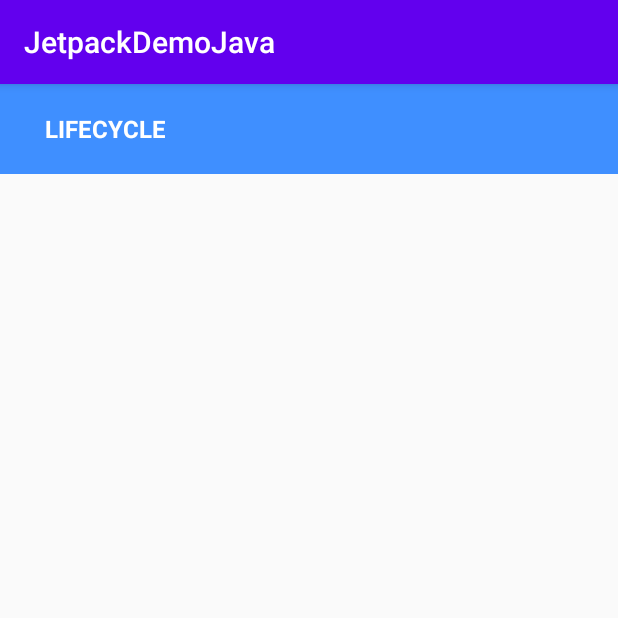
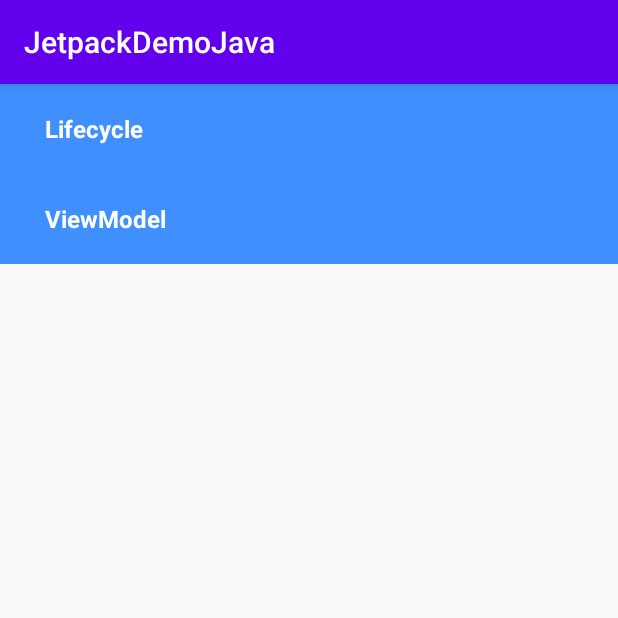
Before and after one commit to crazyandcoder/jetpack, an Android app: the screen it shows after launch (MainActivity), on a phone screen of 412 x 824 dp, the top half of it. Run offline under Robolectric (Android 15) with nearby library versions, the phone set to English and light mode, and no system bars; libraries missing offline, so code that uses them is left out: com.socks.library; 1 statement that could not run was skipped.

Commit message:
add viewmodel gradle

```diff
--- a/app/build.gradle
+++ b/app/build.gradle
@@ -28,6 +28,7 @@ dependencies {
     implementation 'androidx.constraintlayout:constraintlayout:2.0.2'
     implementation 'androidx.recyclerview:recyclerview:1.2.0-alpha06'
     implementation 'androidx.lifecycle:lifecycle-extensions:2.2.0'
+    implementation 'androidx.lifecycle:lifecycle-viewmodel:2.2.0'
     testImplementation 'junit:junit:4.12'
     implementation 'com.github.zhaokaiqiang.klog:library:1.6.0'
     androidTestImplementation 'androidx.test.ext:junit:1.1.2'
--- a/app/src/main/java/com/crazyandcoder/top/jetpackdemojava/MainActivity.java
+++ b/app/src/main/java/com/crazyandcoder/top/jetpackdemojava/MainActivity.java
@@ -38,7 +38,9 @@ public class MainActivity extends AppCompatActivity {
         jetpackAdapter.setOnItemClickListener(new JetpackAdapter.OnItemClickListener() {
             @Override
             public void onClick(int position, JetpackItemBean item) {
-                startActivity(new Intent(MainActivity.this, clsList.get(item.getType())));
+                if (clsList.get(item.getType()) != null) {
+                    startActivity(new Intent(MainActivity.this, clsList.get(item.getType())));
+                }
             }
         });
 
--- a/app/src/main/java/com/crazyandcoder/top/jetpackdemojava/jetpack/test.java
+++ /dev/null
@@ -1,4 +0,0 @@
-package com.crazyandcoder.top.jetpackdemojava.jetpack;
-
-public class test {
-}
--- a/app/src/main/java/com/crazyandcoder/top/jetpackdemojava/utils/DataSourceUtils.java
+++ b/app/src/main/java/com/crazyandcoder/top/jetpackdemojava/utils/DataSourceUtils.java
@@ -11,7 +11,8 @@ import java.util.List;
 public class DataSourceUtils {
     public static List<JetpackItemBean> getJetpackItems() {
         List<JetpackItemBean> list = new ArrayList<>();
-        list.add(new JetpackItemBean(TJetpack.LIFECYCLE, "LIFECYCLE"));
+        list.add(new JetpackItemBean(TJetpack.LIFECYCLE, "Lifecycle"));
+        list.add(new JetpackItemBean(TJetpack.VIEW_MODEL, "ViewModel"));
         return list;
     }
 
```
